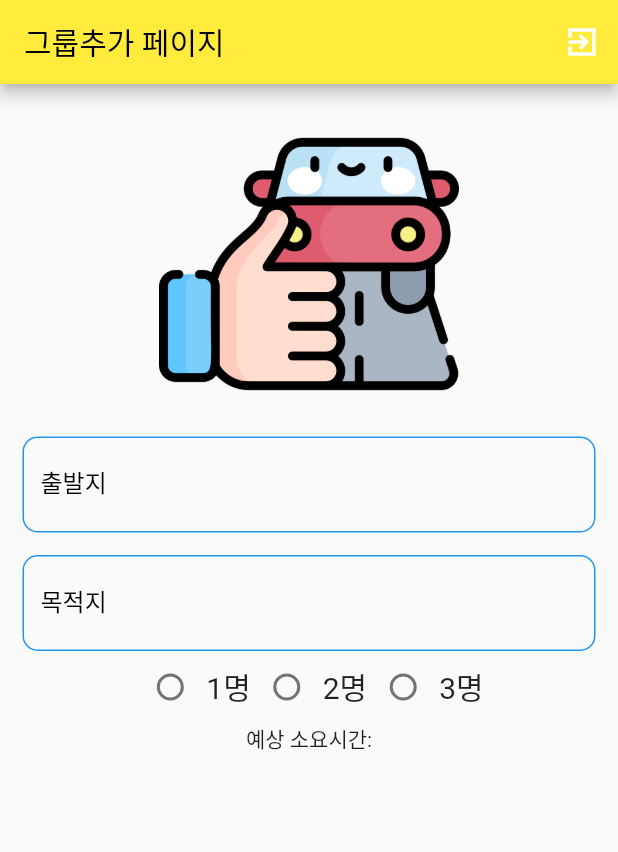
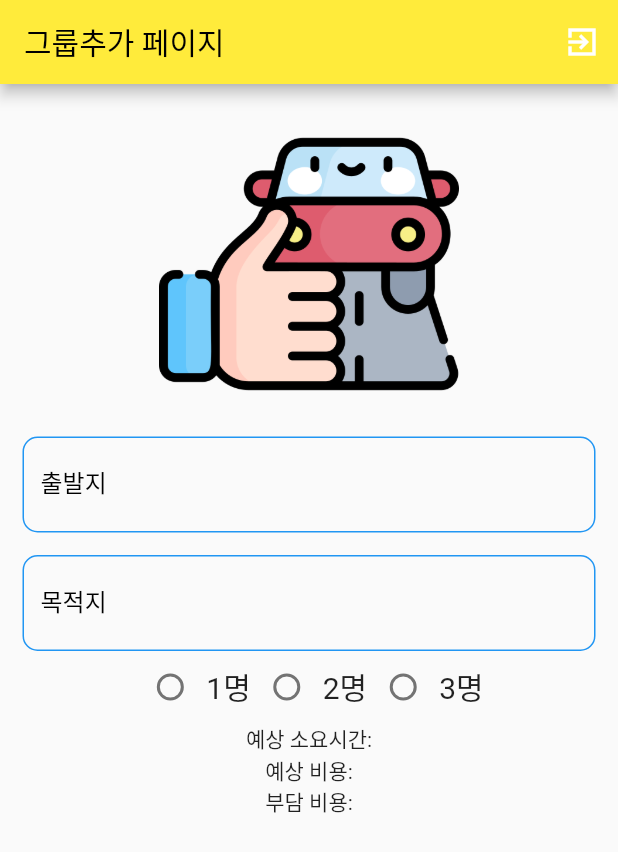
Before and after one commit to pppseojun/capstone, a Flutter app: the screen it shows after launch, on a phone screen of 412 x 824 dp. Shown: the top 852 px of the screen. Run offline on Flutter 3.47's test engine with Material 2 defaults, Android fonts, the phone set to English and light mode, and no system bars; our stand-ins replace firebase_auth, firebase_core, geolocator, google_maps_flutter; missing offline and left inert: dart:ffi; accounts and stored records are empty.

Commit message:
add cost section

```diff
--- a/lib/screen/addGroup_Screen.dart
+++ b/lib/screen/addGroup_Screen.dart
@@ -157,6 +157,8 @@ class _AddGroupScreenState extends State<AddGroupScreen> {
                 ],
               ),
               Text('예상 소요시간:'),
+              Text('예상 비용:'),
+              Text('부담 비용:'),
             ],
           ),
         ),
```
